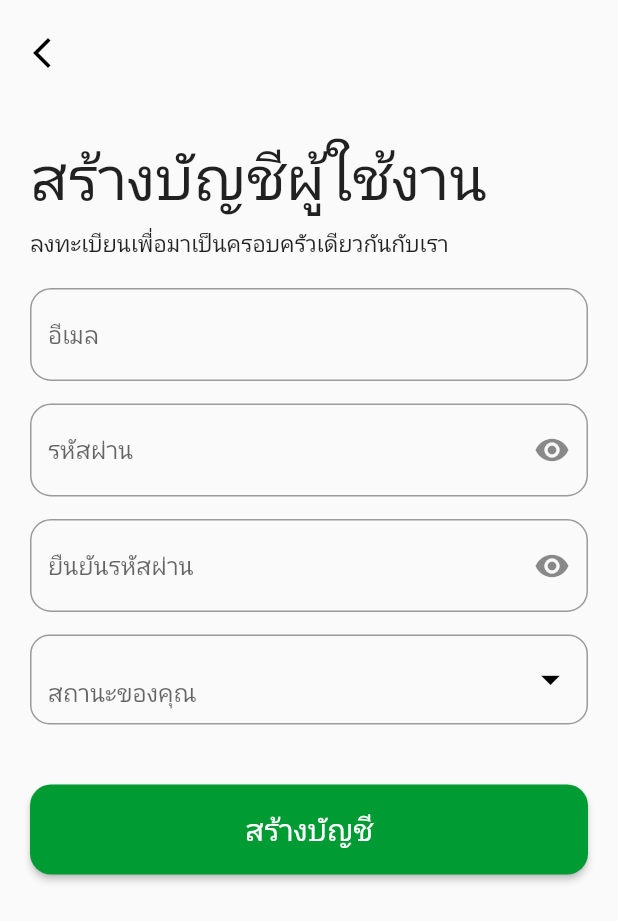
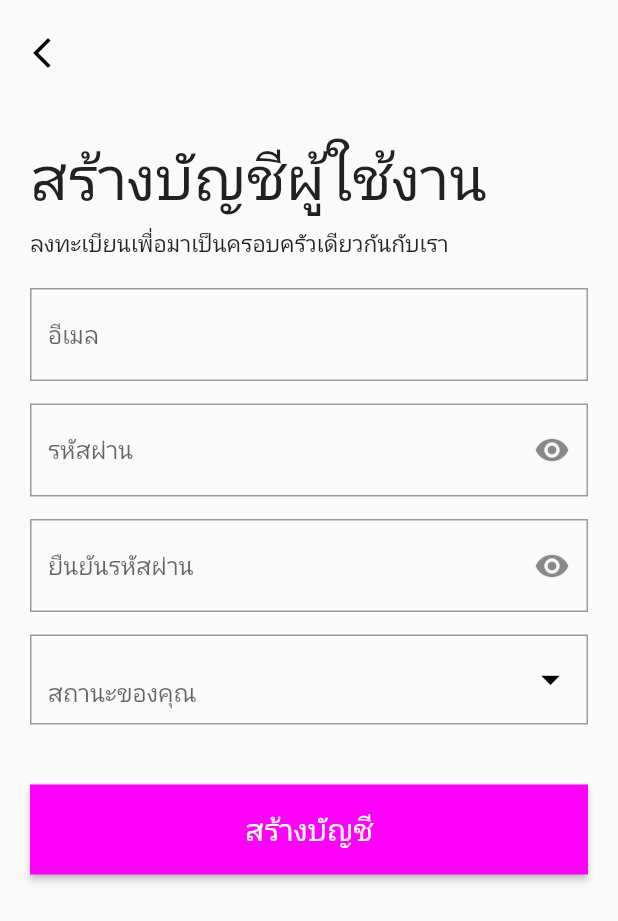
Before and after one commit to ekgaparp/jobs_noti_student, a Flutter app: the screen it shows after launch, after a tap on "เข้าสู่ระบบ", after a tap on "สร้างบัญชีใหม่", on a phone screen of 412 x 824 dp. Shown: the top 921 px of the screen. Run offline on Flutter 3.47's test engine with Material 2 defaults, Android fonts, the phone set to English and light mode, and no system bars; our stand-ins replace cloud_firestore, dropdown_button2, firebase_auth, firebase_core, fluttertoast, form_field_validator; accounts and stored records are empty.

Commit message:
fix: 🐛 add login screen on web

```diff
--- a/lib/login/form_register.dart
+++ b/lib/login/form_register.dart
@@ -1,4 +1,4 @@
-// ignore_for_file: library_private_types_in_public_api
+// ignore_for_file: library_private_types_in_public_api, prefer_final_fields
 
 import 'package:cloud_firestore/cloud_firestore.dart';
 import 'package:dropdown_button2/dropdown_button2.dart';
@@ -9,7 +9,8 @@ import 'package:flutter/services.dart';
 import 'package:fluttertoast/fluttertoast.dart';
 import 'package:form_field_validator/form_field_validator.dart';
 import 'package:jobs_noti/Service/overlay.dart';
-import 'package:jobs_noti/login/login_page.dart';
+import 'package:jobs_noti/login/login_page_mobile.dart';
+import 'package:jobs_noti/login/login_page_web.dart';
 import 'package:jobs_noti/model/profile_all_user.dart';
 
 class FromRegisterAllUser extends StatefulWidget {
@@ -24,7 +25,20 @@ class _FromRegisterAllUserState extends State<FromRegisterAllUser> {
   final Future<FirebaseApp> _firebase = Firebase.initializeApp();
   bool _isObscure = true;
   bool _isObscure2 = true;
-  final Profile _profile = Profile("", "", "", "", "", "", "", "", "", "");
+  String uid = '';
+  String email = '';
+  String password = '';
+  String comfirmpassword = '';
+  String roleUser = '';
+  String fname = '';
+  String lastname = '';
+  String skill = '';
+  String gender = '';
+  String call = '';
+  // Profile _profile = Profile(uid, email, password, comfirmpassword, roleUser,
+  //     fname, lname, skill, gender, call);
+  Profile _profile = Profile('email', 'password', 'roleUser', 'comfirmpassword',
+      'uid', 'call', 'fname', 'lname', 'gender', 'skill');
   var _confirmPass;
 
   Future<void> showAlert() async {
@@ -52,7 +66,7 @@ class _FromRegisterAllUserState extends State<FromRegisterAllUser> {
                   onPressed: () {
                     Navigator.of(context)
                         .push(MaterialPageRoute(builder: (context) {
-                      return const LoginAllScreen();
+                      return const LoginScreenWep();
                     }));
                   },
                 ),
@@ -67,10 +81,10 @@ class _FromRegisterAllUserState extends State<FromRegisterAllUser> {
       final loadingOverlay = LoadingOverlay.of(context);
       try {
         loadingOverlay.show();
-        // final userCredential =
-        await FirebaseAuth.instance.createUserWithEmailAndPassword(
-            email: _profile.email, password: _profile.password);
-        // await userCredential.user.sendEmailVerification();
+        final userCredential = await FirebaseAuth.instance
+            .createUserWithEmailAndPassword(
+                email: _profile.email, password: _profile.password);
+        await userCredential.user!.sendEmailVerification();
         var firebaseUser = FirebaseAuth.instance.currentUser;
 
         await FirebaseFirestore.instance
@@ -125,7 +139,7 @@ class _FromRegisterAllUserState extends State<FromRegisterAllUser> {
     }
   }
 
-  List itemList = ["ผู้ให้คำปรึกษา", "นักศึกษา", "ผู้ดูเเลระบบ"];
+  List itemList = ["ควาย", "หญ๋า", "คนเลี้ยง"];
 
   @override
   Widget build(BuildContext context) {
@@ -210,7 +224,7 @@ class _FromRegisterAllUserState extends State<FromRegisterAllUser> {
       decoration: InputDecoration(
         hintText: "อีเมล",
         border: OutlineInputBorder(
-          borderRadius: BorderRadius.circular(14),
+          borderRadius: BorderRadius.circular(0),
           borderSide: const BorderSide(width: 0),
         ),
       ),
@@ -230,7 +244,7 @@ class _FromRegisterAllUserState extends State<FromRegisterAllUser> {
       decoration: InputDecoration(
           hintText: "รหัสผ่าน",
           border: OutlineInputBorder(
-            borderRadius: BorderRadius.circular(14),
+            borderRadius: BorderRadius.circular(0),
             borderSide: const BorderSide(width: 0),
           ),
           suffixIcon: IconButton(
@@ -266,7 +280,7 @@ class _FromRegisterAllUserState extends State<FromRegisterAllUser> {
       decoration: InputDecoration(
           hintText: "ยืนยันรหัสผ่าน",
           border: OutlineInputBorder(
-            borderRadius: BorderRadius.circular(14),
+            borderRadius: BorderRadius.circular(0),
             borderSide: const BorderSide(width: 0),
           ),
           suffixIcon: IconButton(
@@ -307,7 +321,7 @@ class _FromRegisterAllUserState extends State<FromRegisterAllUser> {
         contentPadding: EdgeInsets.zero,
         border: OutlineInputBorder(
           // borderSide: BorderSide.none,
-          borderRadius: BorderRadius.circular(13),
+          borderRadius: BorderRadius.circular(0),
         ),
       ),
       icon: const Icon(
@@ -319,7 +333,7 @@ class _FromRegisterAllUserState extends State<FromRegisterAllUser> {
       buttonPadding: const EdgeInsets.all(10),
       dropdownDecoration: BoxDecoration(
         border: const Border(),
-        borderRadius: BorderRadius.circular(16),
+        borderRadius: BorderRadius.circular(0),
       ),
       items: itemList
           .map((item) => DropdownMenuItem(value: item, child: Text(item)))
@@ -339,12 +353,13 @@ class _FromRegisterAllUserState extends State<FromRegisterAllUser> {
         height: 60,
         child: ElevatedButton(
             style: ElevatedButton.styleFrom(
-                backgroundColor: const Color.fromARGB(255, 1, 155, 52),
+                backgroundColor: const Color.fromARGB(255, 255, 0, 251),
                 shape: RoundedRectangleBorder(
-                    borderRadius: BorderRadius.circular(14))),
+                    borderRadius: BorderRadius.circular(0))),
             onPressed: () async {
-              print('model : ${_profile.email} ${_profile.password}');
-              // await createUserWithEmailAndPassword();
+              await createUserWithEmailAndPassword();
+              print(
+                  'model : ${_profile.email.toString()} ${_profile.password.toString()}');
             },
             child: const Text("สร้างบัญชี", style: TextStyle(fontSize: 20))));
   }
--- a/lib/login/login_page.dart
+++ b/lib/login/login_page_mobile.dart
@@ -198,15 +198,15 @@ class _LoginAllScreenState extends State<LoginAllScreen> {
       height: 60,
       width: double.infinity,
       child: ElevatedButton(
-          child: const Text("เข้าสู่ระบบ", style: TextStyle(fontSize: 25)),
           style: ElevatedButton.styleFrom(
-              backgroundColor: Color.fromARGB(255, 255, 0, 251),
+              backgroundColor: const Color.fromARGB(255, 255, 0, 251),
               shape: RoundedRectangleBorder(
                   borderRadius: BorderRadius.circular(0))),
           onPressed: () async {
             await signInWithEmailAndPassword();
             // await _GetroleUser(context);
-          }),
+          },
+          child: const Text("เข้าสู่ระบบ", style: TextStyle(fontSize: 25))),
     );
   }
 
@@ -220,8 +220,10 @@ class _LoginAllScreenState extends State<LoginAllScreen> {
         ),
         GestureDetector(
           onTap: () {
-            Navigator.push(context,
-                MaterialPageRoute(builder: (context) => FromRegisterAllUser()));
+            Navigator.push(
+                context,
+                MaterialPageRoute(
+                    builder: (context) => const FromRegisterAllUser()));
           },
           child: const Text(
             "  สร้างบัญชีใหม่",
--- /dev/null
+++ b/lib/login/login_page_web.dart
@@ -0,0 +1,197 @@
+// ignore_for_file: avoid_unnecessary_containers
+
+import 'dart:developer';
+
+import 'package:firebase_auth/firebase_auth.dart';
+import 'package:flutter/material.dart';
+import 'package:fluttertoast/fluttertoast.dart';
+import 'package:form_field_validator/form_field_validator.dart';
+import 'package:jobs_noti/Service/overlay.dart';
+import 'package:jobs_noti/login/form_register.dart';
+import 'package:jobs_noti/model/profile_all_user.dart';
+
+class LoginScreenWep extends StatefulWidget {
+  const LoginScreenWep({super.key});
+
+  @override
+  State<LoginScreenWep> createState() => _LoginScreenWepState();
+}
+
+class _LoginScreenWepState extends State<LoginScreenWep> {
+  final _formKey = GlobalKey<FormState>();
+  final Profile _profile = Profile("", "", "", "", "", "", "", "", "", "");
+
+  bool _isObscure = true;
+  Future<void> signInWithEmailAndPassword() async {
+    bool isFormValid = _formKey.currentState!.validate();
+    if (!isFormValid) return;
+    var loadingOverlay = LoadingOverlay.of(context);
+    try {
+      loadingOverlay.show();
+      await FirebaseAuth.instance.signInWithEmailAndPassword(
+          email: _profile.email, password: _profile.password);
+      // _sharedPreferencescollectEmail(_profile.email);
+
+      // final _userCurrent = FirebaseAuth.instance.currentUser;
+      // print('_userCurrent :$_userCurrent');
+    } on FirebaseAuthException catch (e) {
+      Fluttertoast.showToast(msg: e.toString());
+
+      // loadingOverlay.hide();
+    }
+    _formKey.currentState!.save();
+  }
+
+  bool isDesktop(BuildContext context) =>
+      MediaQuery.of(context).size.width >= 400;
+  bool isMobile(BuildContext context) =>
+      MediaQuery.of(context).size.width < 300;
+
+  @override
+  Widget build(BuildContext context) {
+    return Scaffold(
+      backgroundColor: Colors.deepPurple,
+      body: SingleChildScrollView(
+        child: Row(
+          // crossAxisAlignment: CrossAxisAlignment.center,
+          mainAxisAlignment: MainAxisAlignment.center,
+          children: [
+            if (isDesktop(context))
+              Align(
+                alignment: Alignment.centerRight,
+                child: SizedBox(
+                  width: 400,
+                  // width: MediaQuery.of(context).size.width,
+                  height: MediaQuery.of(context).size.height,
+                  child: Card(
+                    margin: const EdgeInsets.all(20.0),
+                    color: Colors.white,
+                    elevation: 5.0,
+                    shape: RoundedRectangleBorder(
+                        borderRadius: BorderRadius.circular(15.0)),
+                    child: Container(
+                      padding: const EdgeInsets.only(
+                          top: 40.0, right: 70.0, left: 70.0, bottom: 40.0),
+                      child: Form(
+                        key: _formKey,
+                        child: Column(children: [
+                          _buildTextWelcome(),
+                          const SizedBox(height: 50),
+                          _buildTextFieldEmail(),
+                          const SizedBox(height: 25),
+                          _buildTextFieldPassword(),
+                          const SizedBox(height: 50),
+                          _buildEmailAndPasswordLoginButton(),
+                          const SizedBox(height: 20),
+                          _buildRegisterButton(),
+                          const SizedBox(height: 20),
+                          // _buildTextOr(),
+                          const SizedBox(height: 30),
+                        ]),
+                      ),
+                    ),
+                  ),
+                ),
+              ),
+          ],
+        ),
+      ),
+    );
+  }
+
+  Widget _buildTextWelcome() {
+    return const Text(
+      "ยินดีต้อนรับ",
+      style: TextStyle(fontSize: 40, fontWeight: FontWeight.w600),
+    );
+  }
+
+  Widget _buildTextFieldEmail() {
+    return TextFormField(
+      decoration: InputDecoration(
+        hintText: "อีเมล",
+        border: OutlineInputBorder(
+          borderRadius: BorderRadius.circular(0),
+          borderSide: const BorderSide(width: 0),
+        ),
+      ),
+      validator: MultiValidator([
+        RequiredValidator(errorText: "Please Enter E-mail"),
+        EmailValidator(errorText: "Invalid Email format")
+      ]),
+      keyboardType: TextInputType.emailAddress,
+      onChanged: (String email) {
+        _profile.email = email;
+      },
+    );
+  }
+
+  Widget _buildTextFieldPassword() {
+    return TextFormField(
+      decoration: InputDecoration(
+          hintText: "รหัสผ่าน",
+          border: OutlineInputBorder(
+            borderRadius: BorderRadius.circular(0),
+            borderSide: const BorderSide(width: 0),
+          ),
+          suffixIcon: IconButton(
+            icon: Icon(
+              _isObscure ? Icons.visibility : Icons.visibility_off,
+            ),
+            onPressed: () {
+              setState(() {
+                _isObscure = !_isObscure;
+              });
+            },
+          )),
+      validator: RequiredValidator(errorText: "Please Enter Password"),
+      obscureText: _isObscure,
+      onChanged: (String password) {
+        _profile.password = password;
+      },
+    );
+  }
+
+  Widget _buildEmailAndPasswordLoginButton() {
+    return SizedBox(
+      height: 60,
+      width: double.infinity,
+      child: ElevatedButton(
+          style: ElevatedButton.styleFrom(
+              backgroundColor: const Color.fromARGB(255, 255, 0, 251),
+              shape: RoundedRectangleBorder(
+                  borderRadius: BorderRadius.circular(0))),
+          onPressed: () async {
+            await signInWithEmailAndPassword();
+            // await _GetroleUser(context);
+          },
+          child: const Text("เข้าสู่ระบบ", style: TextStyle(fontSize: 25))),
+    );
+  }
+
+  Widget _buildRegisterButton() {
+    return Row(
+      mainAxisAlignment: MainAxisAlignment.center,
+      children: <Widget>[
+        const Text(
+          'หากยังไม่มีบัญชีกดที่นี้',
+          style: TextStyle(fontSize: 12),
+        ),
+        GestureDetector(
+          onTap: () {
+            Navigator.push(
+                context,
+                MaterialPageRoute(
+                    builder: (context) => const FromRegisterAllUser()));
+          },
+          child: const Text(
+            "  สร้างบัญชีใหม่",
+            style: TextStyle(
+                color: Color.fromARGB(255, 255, 0, 251),
+                fontWeight: FontWeight.w600),
+          ),
+        )
+      ],
+    );
+  }
+}
--- a/lib/main.dart
+++ b/lib/main.dart
@@ -1,7 +1,8 @@
 import 'package:firebase_core/firebase_core.dart';
 import 'package:flutter/material.dart';
 import 'package:jobs_noti/defaulplatform.dart';
-import 'package:jobs_noti/login/login_page.dart';
+import 'package:jobs_noti/login/login_page_mobile.dart';
+import 'package:jobs_noti/login/login_page_web.dart';
 
 void main() async {
   WidgetsFlutterBinding.ensureInitialized();
@@ -22,6 +23,6 @@ class MyApp extends StatelessWidget {
         theme: ThemeData(
           primarySwatch: Colors.blue,
         ),
-        home: const LoginAllScreen());
+        home: const LoginScreenWep());
   }
 }
```
Also changed, not shown: 3 other files.
